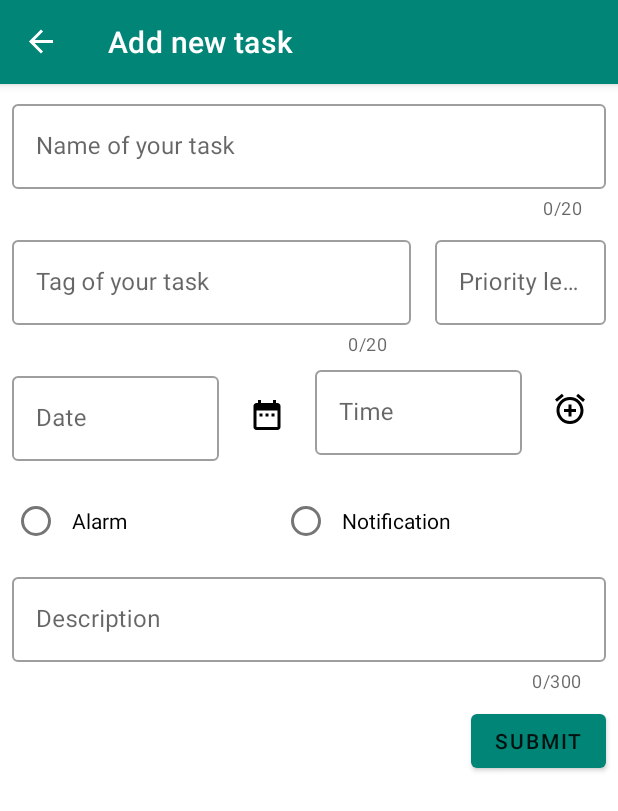
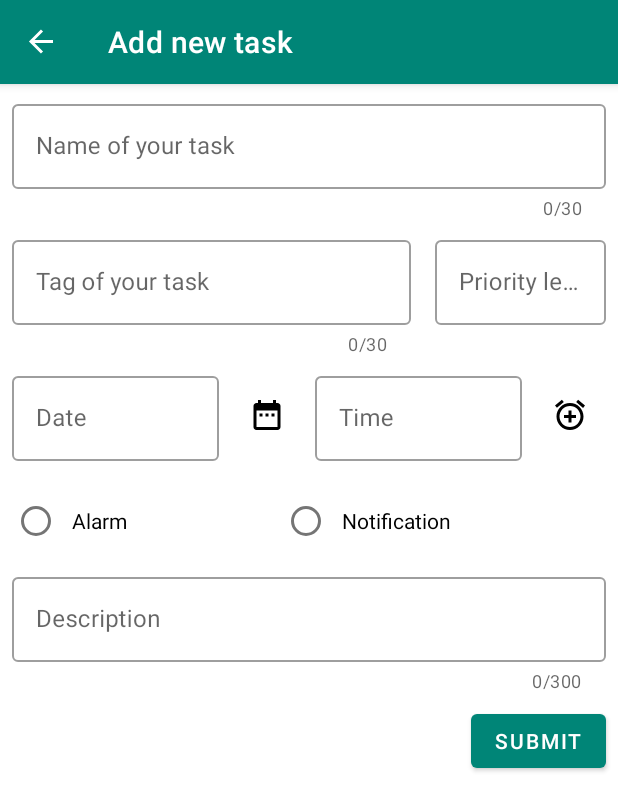
Before and after one commit to Mallorax/TODO, an Android app: the AddTaskFragment screen opened through its navigation route, on a phone screen of 412 x 824 dp. Shown: the top 811 px of the screen. Run offline under Robolectric (Android 15) with nearby library versions, the phone set to English and light mode, and no system bars; our stand-ins replace Room's generated code, data binding, navigation-ui; 1 statement that could not run was skipped.

Commit message:
some minor visual adjusments

```diff
--- a/app/src/main/res/layout/add_task_fragment.xml
+++ b/app/src/main/res/layout/add_task_fragment.xml
@@ -24,7 +24,7 @@
             android:layout_marginEnd="8dp"
             android:hint="@string/name_of_your_task"
             app:counterEnabled="true"
-            app:counterMaxLength="20"
+            app:counterMaxLength="30"
             app:errorEnabled="true"
             app:layout_constraintEnd_toEndOf="parent"
             app:layout_constraintStart_toStartOf="parent"
@@ -50,7 +50,7 @@
             android:layout_marginBottom="8dp"
             android:hint="@string/tag_of_your_task"
             app:counterEnabled="true"
-            app:counterMaxLength="20"
+            app:counterMaxLength="30"
             app:errorEnabled="true"
             app:layout_constraintBottom_toTopOf="@id/task_date_layout"
             app:layout_constraintEnd_toStartOf="@+id/task_priority_input_layout"
@@ -104,6 +104,7 @@
                 android:id="@+id/task_date_edit_text"
                 android:layout_width="match_parent"
                 android:layout_height="wrap_content"
+                android:focusable="false"
                 android:enabled="false"
                 android:inputType="date" />
 
@@ -129,6 +130,7 @@
             android:layout_width="0dp"
             android:layout_height="wrap_content"
             android:layout_marginStart="8dp"
+            android:layout_marginTop="8dp"
             android:layout_marginEnd="8dp"
             android:layout_marginBottom="8dp"
             android:hint="@string/time"
@@ -138,9 +140,10 @@
             app:layout_constraintTop_toTopOf="@id/task_date_layout">
 
             <com.google.android.material.textfield.TextInputEditText
-                android:id="@+id/task_date_time_text"
+                android:id="@+id/task_time_text"
                 android:layout_width="match_parent"
                 android:layout_height="wrap_content"
+                android:focusable="false"
                 android:enabled="false"
                 android:inputType="time" />
 
@@ -207,7 +210,6 @@
             android:hint="@string/description"
             app:counterEnabled="true"
             app:counterMaxLength="300"
-            app:endIconMode="clear_text"
             app:errorEnabled="true"
             app:layout_constraintEnd_toEndOf="parent"
             app:layout_constraintStart_toStartOf="parent"
@@ -229,6 +231,7 @@
             android:layout_marginTop="8dp"
             android:layout_marginEnd="8dp"
             android:text="@string/submit"
+            android:textColor="#ffffffff"
             app:layout_constraintEnd_toEndOf="parent"
             app:layout_constraintTop_toBottomOf="@+id/task_description_input_layout" />
 
```
